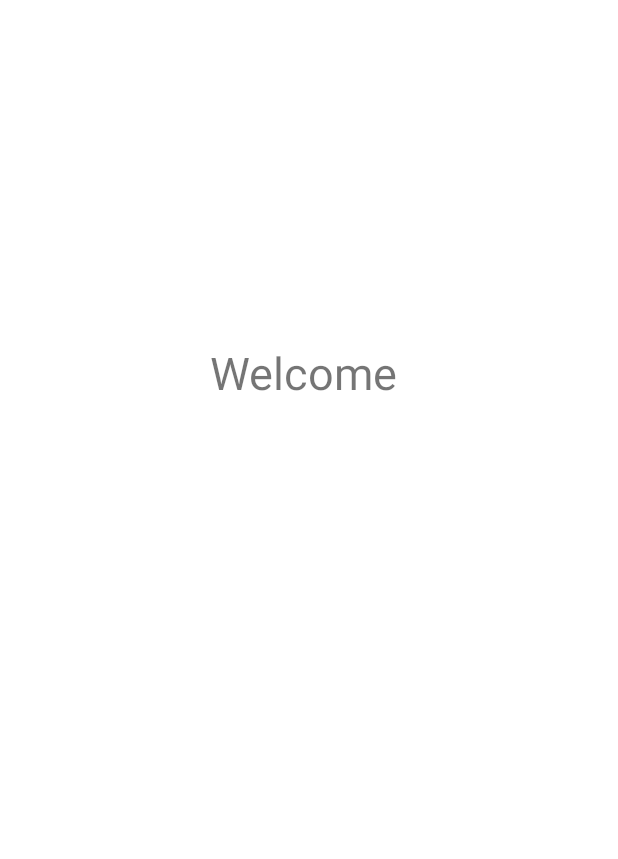
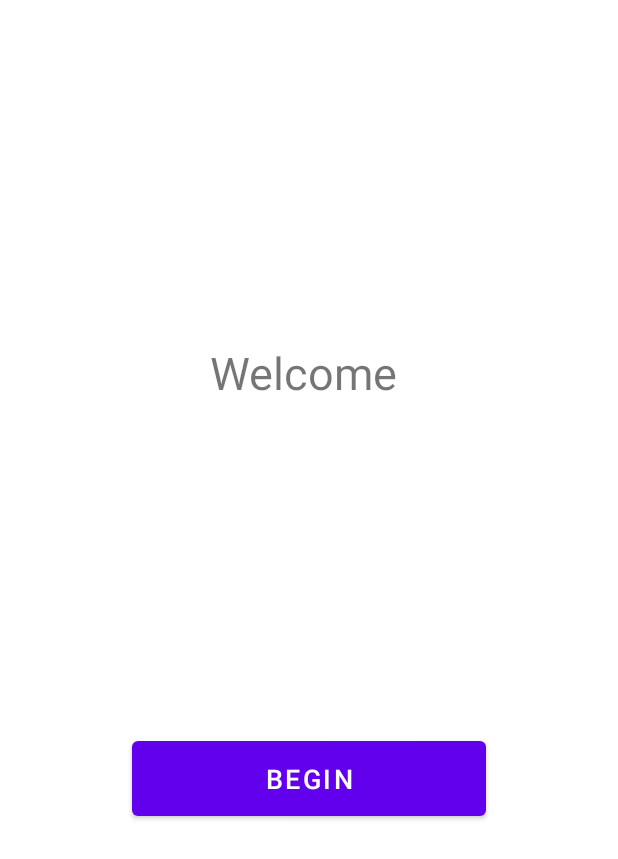
Before and after one commit to uoclnotario/P8-PuzzleDroid, an Android app: the layout activity_main.xml on its own in the app's theme, with its tools: preview values and no code run, on a phone screen of 412 x 824 dp. Shown: the top 859 px of the screen. Run offline under Robolectric (Android 15) with nearby library versions, the phone set to English and light mode, and no system bars.

```diff
--- a/4puzzleGame/app/src/main/AndroidManifest.xml
+++ b/4puzzleGame/app/src/main/AndroidManifest.xml
@@ -9,6 +9,7 @@
         android:roundIcon="@mipmap/ic_launcher_round"
         android:supportsRtl="true"
         android:theme="@style/Theme.4puzzleGame">
+        <activity android:name=".lyUi.StartGameActivity"></activity>
         <activity
             android:name=".lyUi.MainActivity"
             android:label="@string/title_activity_main"
--- a/4puzzleGame/app/src/main/res/layout/activity_main.xml
+++ b/4puzzleGame/app/src/main/res/layout/activity_main.xml
@@ -21,6 +21,18 @@
             android:textSize="30sp"
             app:layout_constraintStart_toStartOf="parent"
             app:layout_constraintTop_toTopOf="parent" />
+
+        <Button
+            android:id="@+id/btnStart"
+            android:layout_width="236dp"
+            android:layout_height="62dp"
+            android:layout_marginTop="488dp"
+            android:text="@string/btnStart"
+            android:textSize="18sp"
+            app:layout_constraintEnd_toEndOf="parent"
+            app:layout_constraintStart_toStartOf="parent"
+            app:layout_constraintTop_toTopOf="parent" />
+
     </androidx.constraintlayout.widget.ConstraintLayout>
 
 </androidx.coordinatorlayout.widget.CoordinatorLayout>
--- a/4puzzleGame/app/src/main/res/values/strings.xml
+++ b/4puzzleGame/app/src/main/res/values/strings.xml
@@ -2,5 +2,6 @@
     <string name="app_name">4puzzleGame</string>
     <string name="title_activity_main">Welcom</string>
     <string name="hi">Welcome</string>
+    <string name="btnStart">Begin</string>
 
 </resources>
--- a/4puzzleGame/build.gradle
+++ b/4puzzleGame/build.gradle
@@ -8,9 +8,6 @@ buildscript {
     dependencies {
         classpath "com.android.tools.build:gradle:4.1.2"
         classpath "org.jetbrains.kotlin:kotlin-gradle-plugin:$kotlin_version"
-
-        // NOTE: Do not place your application dependencies here; they belong
-        // in the individual module build.gradle files
     }
 }
 
```
Also changed, not shown: 4puzzleGame/app/src/main/java/com/puzzle/Game/lyLogicalBusiness/Player.kt (+6 -4 lines), 4puzzleGame/app/src/main/java/com/puzzle/Game/lyUi/MainActivity.kt (+29 -0 lines), 4puzzleGame/app/src/main/java/com/puzzle/Game/lyUi/StartGameActivity.kt (+17 -3 lines), 4puzzleGame/app/src/main/res/layout/activity_startgame.xml (+14 -20 lines), 1 other file.
